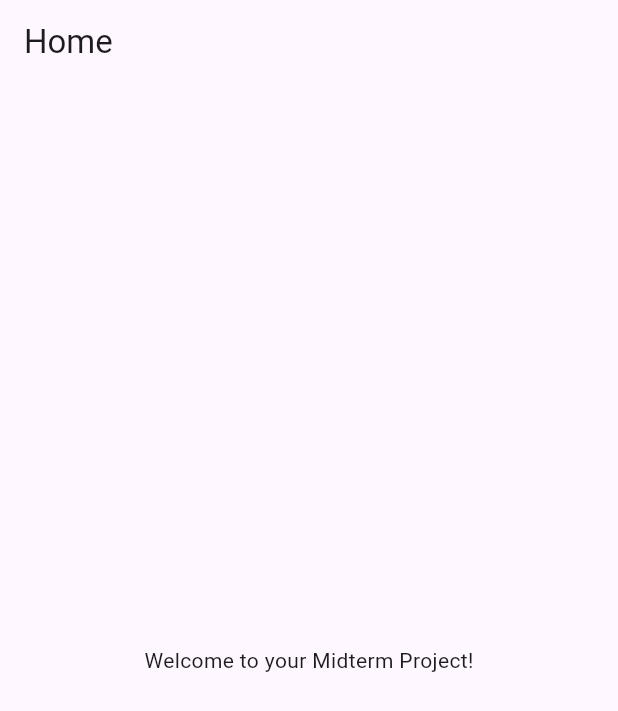
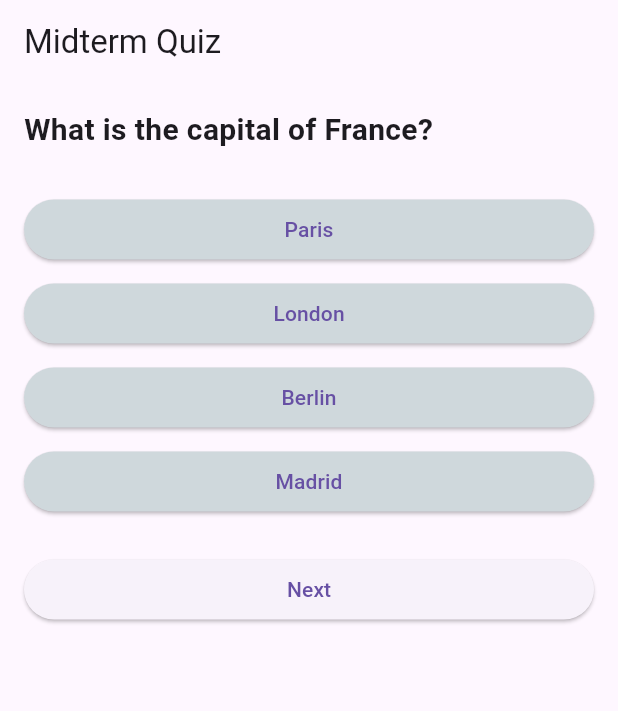
Before and after one commit to wingardiumleviosaaa/Aplikasikuispilihanganda, a Flutter app: the screen it shows after launch, on a phone screen of 412 x 824 dp. Shown: the top 711 px of the screen. Run offline on Flutter 3.47's test engine with Material 3 defaults, Android fonts, the phone set to English and light mode, and no system bars.

Commit message:
add quiz logic dan ui (tp masi belum di coba run)

```diff
--- /dev/null
+++ b/lib/data/questions.dart
@@ -0,0 +1,19 @@
+import '../models/question.dart';
+
+final List<Question> questions = [
+  Question(
+    text: 'What is the capital of France?',
+    options: ['Paris', 'London', 'Berlin', 'Madrid'],
+    correctIndex: 0,
+  ),
+  Question(
+    text: 'Which planet is known as the Red Planet?',
+    options: ['Earth', 'Mars', 'Jupiter', 'Venus'],
+    correctIndex: 1,
+  ),
+  Question(
+    text: 'Who developed the theory of relativity?',
+    options: ['Newton', 'Einstein', 'Tesla', 'Darwin'],
+    correctIndex: 1,
+  ),
+];
--- a/lib/main.dart
+++ b/lib/main.dart
@@ -1,4 +1,5 @@
 import 'package:flutter/material.dart';
+import 'screens/quiz_screen.dart';
 
 void main() {
   runApp(const MyApp());
@@ -11,25 +12,7 @@ class MyApp extends StatelessWidget {
   Widget build(BuildContext context) {
     return MaterialApp(
       debugShowCheckedModeBanner: false,
-      title: 'Midterm Project',
-      theme: ThemeData(
-        primarySwatch: Colors.blue,
-      ),
-      home: const HomeScreen(),
+      home: const QuizScreen(),
     );
   }
 }
-
-class HomeScreen extends StatelessWidget {
-  const HomeScreen({super.key});
-
-  @override
-  Widget build(BuildContext context) {
-    return Scaffold(
-      appBar: AppBar(title: const Text('Home')),
-      body: const Center(
-        child: Text('Welcome to your Midterm Project!'),
-      ),
-    );
-  }
-}
--- /dev/null
+++ b/lib/screens/quiz_screen.dart
@@ -0,0 +1,82 @@
+import 'package:flutter/material.dart';
+import '../data/questions.dart';
+
+class QuizScreen extends StatefulWidget {
+  const QuizScreen({super.key});
+
+  @override
+  State<QuizScreen> createState() => _QuizScreenState();
+}
+
+class _QuizScreenState extends State<QuizScreen> {
+  int currentIndex = 0;
+  int? selectedIndex;
+
+  void _nextQuestion() {
+    setState(() {
+      if (currentIndex < questions.length - 1) {
+        currentIndex++;
+        selectedIndex = null;
+      } else {
+        ScaffoldMessenger.of(context).showSnackBar(
+          const SnackBar(content: Text('Quiz completed!')),
+        );
+      }
+    });
+  }
+
+  @override
+  Widget build(BuildContext context) {
+    final question = questions[currentIndex];
+
+    return Scaffold(
+      appBar: AppBar(title: const Text('Midterm Quiz')),
+      body: Padding(
+        padding: const EdgeInsets.all(16.0),
+        child: Column(
+          crossAxisAlignment: CrossAxisAlignment.stretch,
+          children: [
+            Text(
+              question.text,
+              style: const TextStyle(fontSize: 20, fontWeight: FontWeight.bold),
+            ),
+            const SizedBox(height: 24),
+            ...List.generate(question.options.length, (index) {
+              final isSelected = selectedIndex == index;
+              return Padding(
+                padding: const EdgeInsets.symmetric(vertical: 4),
+                child: ElevatedButton(
+                  style: ElevatedButton.styleFrom(
+                    backgroundColor: isSelected
+                        ? Colors.blueAccent
+                        : Colors.blueGrey.shade100,
+                  ),
+                  onPressed: () {
+                    setState(() {
+                      selectedIndex = index;
+                    });
+                    if (index == question.correctIndex) {
+                      ScaffoldMessenger.of(context).showSnackBar(
+                        const SnackBar(content: Text('Correct!')),
+                      );
+                    } else {
+                      ScaffoldMessenger.of(context).showSnackBar(
+                        const SnackBar(content: Text('Wrong answer!')),
+                      );
+                    }
+                  },
+                  child: Text(question.options[index]),
+                ),
+              );
+            }),
+            const SizedBox(height: 20),
+            ElevatedButton(
+              onPressed: _nextQuestion,
+              child: const Text('Next'),
+            ),
+          ],
+        ),
+      ),
+    );
+  }
+}
```
Also changed, not shown: lib/models/question.dart (added, +11 -0 lines), lib/widgets/answer_button.dart (added), lib/widgets/question_text.dart (added).
